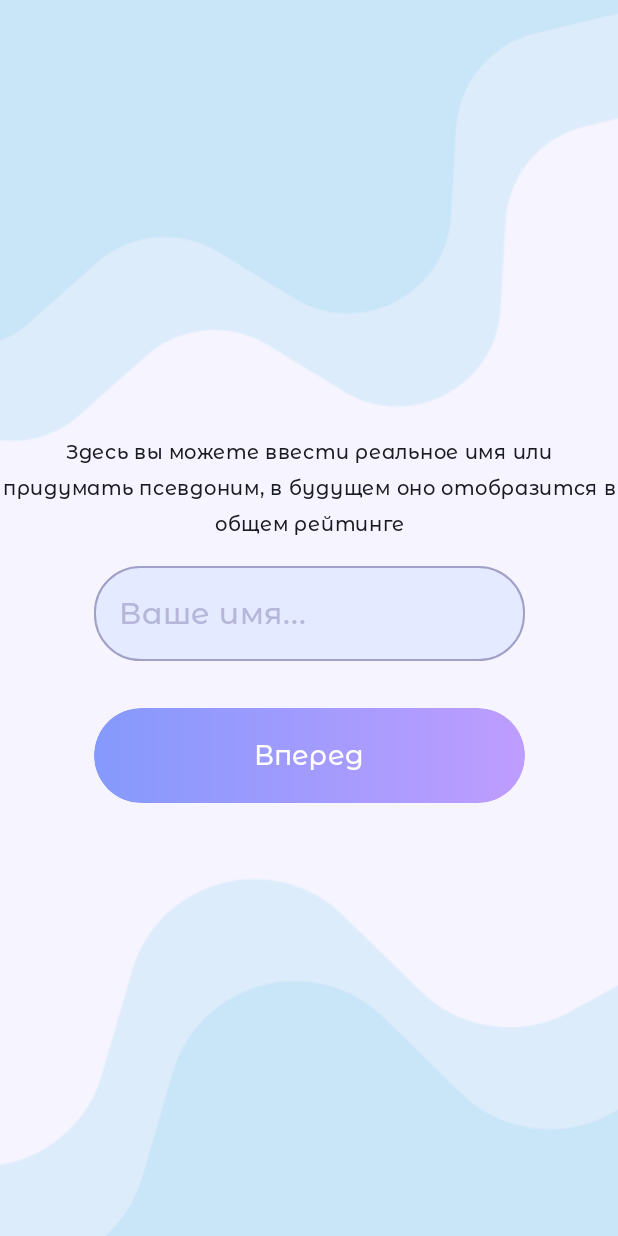
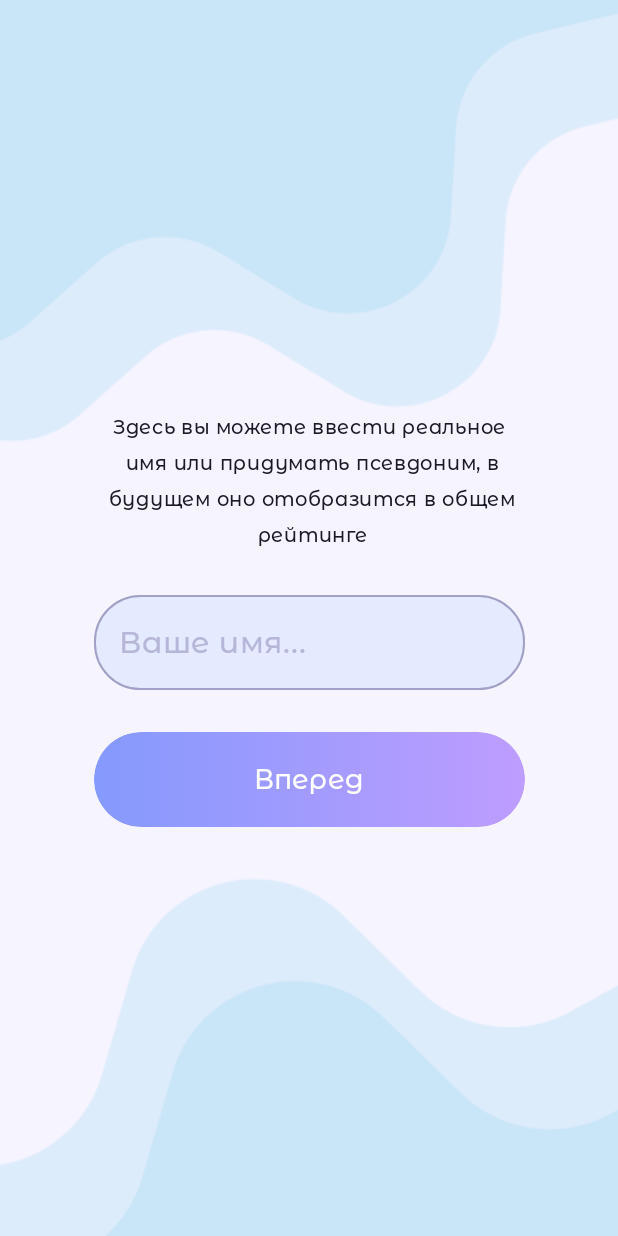
Before and after one commit to Xen1usss/HeyDrink, an Android app built with Jetpack Compose: the take_name screen opened through its navigation route, on a phone screen of 412 x 824 dp. Run offline under Robolectric (Android 15) with nearby library versions, the phone set to English and light mode, and no system bars.

Commit message:
correct screen TakeName, refactoring strings.xml

```diff
--- a/app/src/main/java/ks/heydrink/ui/navigation/OnboardingNavigation.kt
+++ b/app/src/main/java/ks/heydrink/ui/navigation/OnboardingNavigation.kt
@@ -5,7 +5,7 @@ import androidx.navigation.compose.NavHost
 import androidx.navigation.compose.composable
 import androidx.navigation.compose.rememberNavController
 import ks.heydrink.ui.onboarding.screens.Greeting
-import ks.heydrink.ui.onboarding.screens.TakeNameScreen
+import ks.heydrink.ui.onboarding.screens.TakeName
 
 @Composable
 fun OnboardingNavigation(onFinish: () -> Unit) {
@@ -21,7 +21,7 @@ fun OnboardingNavigation(onFinish: () -> Unit) {
             })
         }
         composable("take_name") {
-            TakeNameScreen(onFinishClick = onFinish)
+            TakeName(onFinishClick = onFinish)
         }
     }
 }
--- a/app/src/main/java/ks/heydrink/ui/onboarding/components/BasicOnboardingTextStyle.kt
+++ b/app/src/main/java/ks/heydrink/ui/onboarding/components/BasicOnboardingTextStyle.kt
@@ -1,5 +1,6 @@
 package ks.heydrink.ui.onboarding.components
 
+import androidx.compose.foundation.layout.wrapContentWidth
 import androidx.compose.material3.Text
 import androidx.compose.runtime.Composable
 import androidx.compose.ui.Modifier
@@ -19,6 +20,6 @@ fun BasicOnboardingTextStyle(
         fontWeight = FontWeight.Medium,
         fontFamily = MontserratAlternates,
         textAlign = TextAlign.Center,
-        modifier = Modifier
+        modifier = modifier.wrapContentWidth()
     )
 }
--- a/app/src/main/java/ks/heydrink/ui/onboarding/screens/TakeNameScreen.kt
+++ b/app/src/main/java/ks/heydrink/ui/onboarding/screens/TakeName.kt
@@ -5,7 +5,6 @@ import androidx.compose.foundation.layout.Arrangement
 import androidx.compose.foundation.layout.Box
 import androidx.compose.foundation.layout.Column
 import androidx.compose.foundation.layout.fillMaxSize
-import androidx.compose.foundation.layout.padding
 import androidx.compose.runtime.Composable
 import androidx.compose.runtime.getValue
 import androidx.compose.runtime.mutableStateOf
@@ -20,12 +19,12 @@ import androidx.compose.ui.tooling.preview.Preview
 import androidx.compose.ui.unit.dp
 import ks.heydrink.R
 import ks.heydrink.ui.onboarding.components.BasicOnboardingTextStyle
+import ks.heydrink.ui.onboarding.components.InputField
 import ks.heydrink.ui.onboarding.components.OnboardingButton
-import ks.heydrink.ui.onboarding.components.InputField
 
 
 @Composable
-fun TakeNameScreen(onFinishClick: () -> Unit) {
+fun TakeName(onFinishClick: () -> Unit) {
 
     var text by remember { mutableStateOf("Анна") }
 
@@ -39,21 +38,20 @@ fun TakeNameScreen(onFinishClick: () -> Unit) {
         Column(
             modifier = Modifier.fillMaxSize(),
             horizontalAlignment = Alignment.CenterHorizontally,
-            verticalArrangement = Arrangement.Center
+            verticalArrangement = Arrangement.spacedBy(28.dp, Alignment.CenterVertically)
         ) {
             BasicOnboardingTextStyle(
-                text = stringResource(R.string.take_name_hint),
-                modifier = Modifier.padding(24.dp)
+                text = stringResource(R.string.take_name_hint)
             )
             InputField(
                 value = text,
                 onValueChange = { text = it },
-                modifier = Modifier.padding(16.dp)
+                modifier = Modifier
             )
             OnboardingButton(
                 text = stringResource(R.string.take_name_button),
                 onClick = onFinishClick,
-                modifier = Modifier.padding(top = 15.dp)
+                modifier = Modifier
             )
         }
     }
@@ -62,5 +60,5 @@ fun TakeNameScreen(onFinishClick: () -> Unit) {
 @Preview
 @Composable
 fun TakeNameScreenPreview() {
-    TakeNameScreen(onFinishClick = {})
+    TakeName(onFinishClick = {})
 }
--- a/app/src/main/res/values/strings.xml
+++ b/app/src/main/res/values/strings.xml
@@ -9,24 +9,26 @@
     <!-- Onboarding Greeting Screen -->
     <string name="greeting_hello">Привет!</string>
     <string name="greeting_subtitle">
-        это Ваш персональный&#10;
-        гид по водному балансу</string>
+        это Ваш персональный\n
+        гид по водному балансу
+    </string>
     <string name="greeting_description">
-        Здесь Вы можете отслеживать потребление&#10;
-        воды, получать умные напоминания и даже&#10;
-        соревноваться в еженедельном рейтинге&#10;
+        Здесь Вы можете отслеживать потребление\n
+        воды, получать умные напоминания и даже\n
+        соревноваться в еженедельном рейтинге\n
         пользователей
     </string>
     <string name="greeting_cta">
-        Давайте познакомимся&#10;
-        и настроим Ваш профиль!</string>
+        Давайте познакомимся\n
+        и настроим Ваш профиль!
+    </string>
     <string name="greeting_button">Приступить</string>
 
     <!-- Onboarding TakeName Screen -->
     <string name="take_name_hint">
-        Здесь вы можете ввести реальное&#10;
-        имя или придумать псевдоним, в&#10;
-        будущем оно отобразится в общем&#10;
+        Здесь вы можете ввести реальное\n
+        имя или придумать псевдоним, в\n
+        будущем оно отобразится в общем\n
         рейтинге
     </string>
     <string name="take_name_placeholder">Ваше имя...</string>
```
